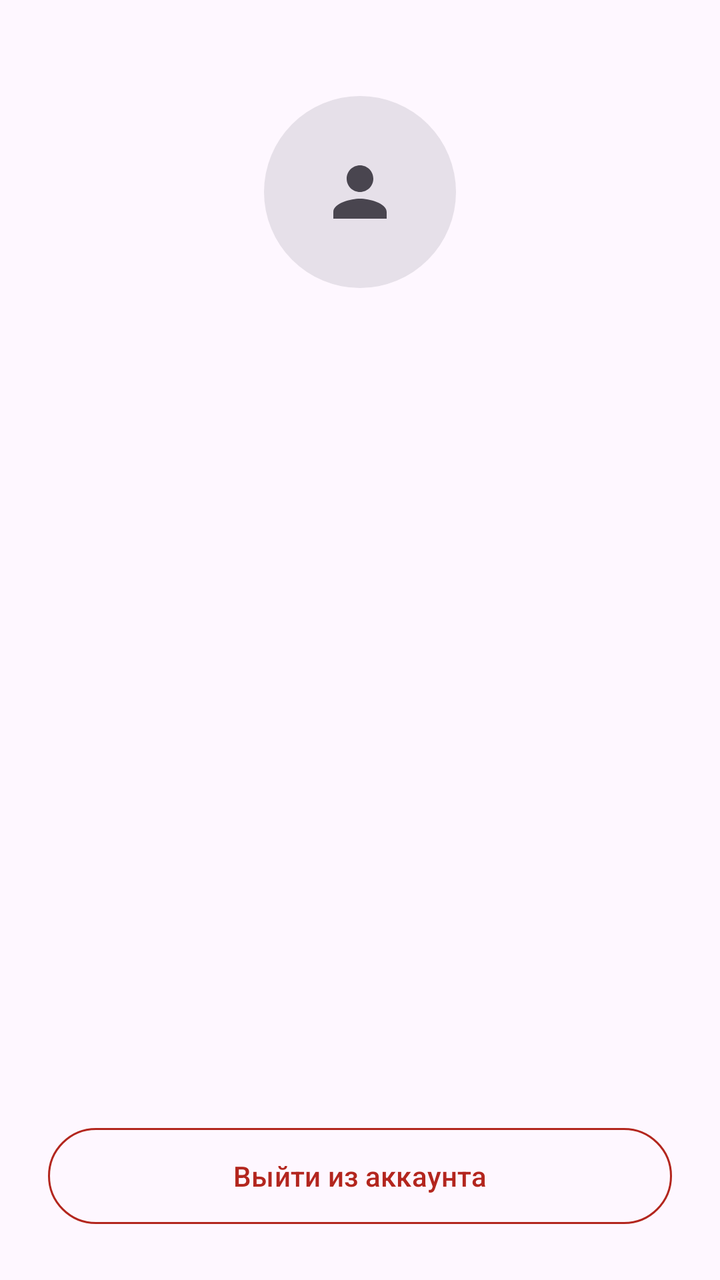
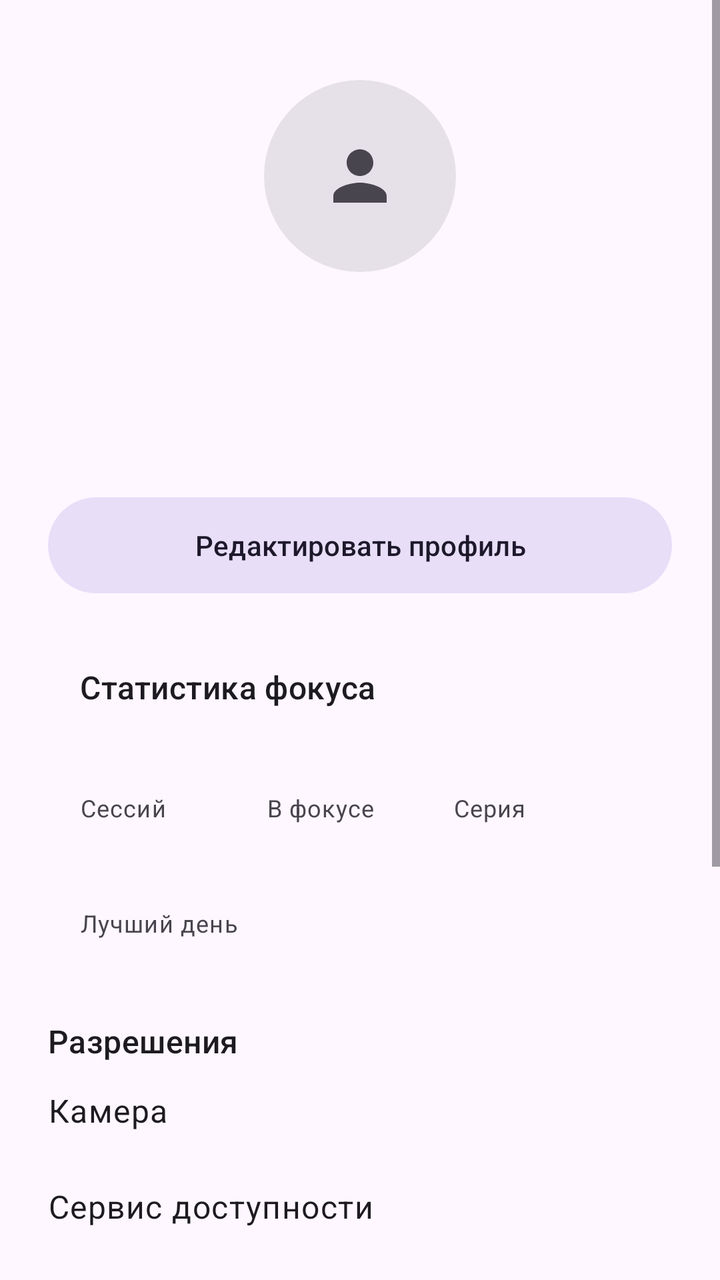

Screens rendered from an Android XML layout before and after an edit, with the pre-edit source and the edit as a unified diff.
<!-- AndroidManifest.xml: application theme Theme.FocusField -->
<!-- res/layout/fragment_account.xml -->
<?xml version="1.0" encoding="utf-8"?>
<ScrollView xmlns:android="http://schemas.android.com/apk/res/android"
    xmlns:app="http://schemas.android.com/apk/res-auto"
    android:id="@+id/account_root"
    android:layout_width="match_parent"
    android:layout_height="match_parent"
    android:fillViewport="true">

    <LinearLayout
        android:layout_width="match_parent"
        android:layout_height="wrap_content"
        android:orientation="vertical"
        android:padding="24dp">

        
        <FrameLayout
            android:layout_width="96dp"
            android:layout_height="96dp"
            android:layout_gravity="center_horizontal"
            android:layout_marginTop="24dp"
            android:layout_marginBottom="16dp">

            <View
                android:layout_width="match_parent"
                android:layout_height="match_parent"
                android:background="@drawable/bg_avatar_placeholder" />

            <com.google.android.material.imageview.ShapeableImageView
                android:id="@+id/account_avatar"
                android:layout_width="match_parent"
                android:layout_height="match_parent"
                android:contentDescription="@string/profile_avatar_desc"
                android:scaleType="center"
                android:src="@drawable/ic_person"
                app:shapeAppearanceOverlay="@style/ShapeAppearanceOverlay.FocusField.Circle" />
        </FrameLayout>

        <TextView
            android:id="@+id/account_name"
            android:layout_width="match_parent"
            android:layout_height="wrap_content"
            android:gravity="center"
            android:textAppearance="?attr/textAppearanceTitleLarge"
            android:textStyle="bold" />

        <TextView
            android:id="@+id/account_email"
            android:layout_width="match_parent"
            android:layout_height="wrap_content"
            android:layout_marginTop="4dp"
            android:layout_marginBottom="24dp"
            android:gravity="center"
            android:textAppearance="?attr/textAppearanceBodyMedium" />

        
        <View
            android:layout_width="match_parent"
            android:layout_height="0dp"
            android:layout_marginTop="16dp"
            android:layout_weight="1" />

        
        <com.google.android.material.button.MaterialButton
            android:id="@+id/btn_logout"
            style="@style/Widget.Material3.Button.OutlinedButton"
            android:layout_width="match_parent"
            android:layout_height="56dp"
            android:text="@string/account_logout"
            android:textColor="?attr/colorError"
            app:strokeColor="?attr/colorError" />
    </LinearLayout>
</ScrollView>
<!-- resources referenced by this layout -->
<resources>
  <!-- drawable bg_avatar_placeholder (drawable) -->
  <?xml version="1.0" encoding="utf-8"?>
  <shape xmlns:android="http://schemas.android.com/apk/res/android"
      android:shape="oval">
      <solid android:color="?attr/colorSurfaceContainerHighest" />
  </shape>
  <!-- drawable ic_person (drawable) -->
  <?xml version="1.0" encoding="utf-8"?>
  <vector xmlns:android="http://schemas.android.com/apk/res/android"
      android:width="40dp"
      android:height="40dp"
      android:viewportWidth="24"
      android:viewportHeight="24">
      <path
          android:fillColor="?attr/colorOnSurfaceVariant"
          android:pathData="M12,12c2.21,0,4,-1.79,4,-4s-1.79,-4,-4,-4,-4,1.79,-4,4,1.79,4,4,4zM12,14c-2.67,0,-8,1.34,-8,4v2h16v-2c0,-2.66,-5.33,-4,-8,-4z" />
  </vector>
  <string name="account_logout">Выйти из аккаунта</string>
  <string name="profile_avatar_desc">Фото профиля. Нажмите, чтобы выбрать изображение</string>
  <style name="ShapeAppearanceOverlay.FocusField.Circle" parent="">
          <item name="cornerFamily">rounded</item>
          <item name="cornerSize">50%</item>
      </style>
  <style name="Theme.FocusField" parent="Base.Theme.FocusField" />
  <style name="Base.Theme.FocusField" parent="Theme.Material3.DayNight.NoActionBar">
          
      </style>
</resources>

<!-- the commit's change to res/layout/fragment_account.xml (unified diff, before → after) -->
@@ -17,7 +17,7 @@
             android:layout_width="96dp"
             android:layout_height="96dp"
             android:layout_gravity="center_horizontal"
-            android:layout_marginTop="24dp"
+            android:layout_marginTop="16dp"
             android:layout_marginBottom="16dp">
 
             <View
@@ -48,9 +48,253 @@
             android:layout_width="match_parent"
             android:layout_height="wrap_content"
             android:layout_marginTop="4dp"
-            android:layout_marginBottom="24dp"
             android:gravity="center"
             android:textAppearance="?attr/textAppearanceBodyMedium" />
+
+        
+        <TextView
+            android:id="@+id/account_status"
+            android:layout_width="wrap_content"
+            android:layout_height="wrap_content"
+            android:layout_gravity="center_horizontal"
+            android:layout_marginTop="8dp"
+            android:layout_marginBottom="16dp"
+            android:textAppearance="?attr/textAppearanceBodySmall" />
+
+        
+        <com.google.android.material.button.MaterialButton
+            android:id="@+id/btn_edit_profile"
+            style="@style/Widget.Material3.Button.TonalButton"
+            android:layout_width="match_parent"
+            android:layout_height="56dp"
+            android:text="@string/account_edit_profile" />
+
+        
+        <com.google.android.material.card.MaterialCardView
+            android:id="@+id/account_stats_card"
+            android:layout_width="match_parent"
+            android:layout_height="wrap_content"
+            android:layout_marginTop="16dp"
+            app:cardCornerRadius="16dp"
+            app:strokeWidth="0dp">
+
+            <LinearLayout
+                android:layout_width="match_parent"
+                android:layout_height="wrap_content"
+                android:orientation="vertical"
+                android:padding="16dp">
+
+                <TextView
+                    android:layout_width="wrap_content"
+                    android:layout_height="wrap_content"
+                    android:text="@string/account_stats_title"
+                    android:textAppearance="?attr/textAppearanceTitleMedium" />
+
+                <LinearLayout
+                    android:layout_width="match_parent"
+                    android:layout_height="wrap_content"
+                    android:layout_marginTop="12dp"
+                    android:orientation="horizontal">
+
+                    <LinearLayout
+                        android:layout_width="0dp"
+                        android:layout_height="wrap_content"
+                        android:layout_weight="1"
+                        android:orientation="vertical">
+
+                        <TextView
+                            android:id="@+id/account_stat_sessions"
+                            android:layout_width="wrap_content"
+                            android:layout_height="wrap_content"
+                            android:textAppearance="?attr/textAppearanceTitleLarge"
+                            android:textStyle="bold" />
+
+                        <TextView
+                            android:layout_width="wrap_content"
+                            android:layout_height="wrap_content"
+                            android:text="@string/account_stat_sessions"
+                            android:textAppearance="?attr/textAppearanceBodySmall" />
+                    </LinearLayout>
+
+                    <LinearLayout
+                        android:layout_width="0dp"
+                        android:layout_height="wrap_content"
+                        android:layout_weight="1"
+                        android:orientation="vertical">
+
+                        <TextView
+                            android:id="@+id/account_stat_focus"
+                            android:layout_width="wrap_content"
+                            android:layout_height="wrap_content"
+                            android:textAppearance="?attr/textAppearanceTitleLarge"
+                            android:textStyle="bold" />
+
+                        <TextView
+                            android:layout_width="wrap_content"
+                            android:layout_height="wrap_content"
+                            android:text="@string/account_stat_focus"
+                            android:textAppearance="?attr/textAppearanceBodySmall" />
+                    </LinearLayout>
+
+                    <LinearLayout
+                        android:layout_width="0dp"
+                        android:layout_height="wrap_content"
+                        android:layout_weight="1"
+                        android:orientation="vertical">
+
+                        <TextView
+                            android:id="@+id/account_stat_streak"
+                            android:layout_width="wrap_content"
+                            android:layout_height="wrap_content"
+                            android:textAppearance="?attr/textAppearanceTitleLarge"
+                            android:textStyle="bold" />
+
+                        <TextView
+                            android:layout_width="wrap_content"
+                            android:layout_height="wrap_content"
+                            android:text="@string/account_stat_streak"
+                            android:textAppearance="?attr/textAppearanceBodySmall" />
+                    </LinearLayout>
+                </LinearLayout>
+
+                <LinearLayout
+                    android:layout_width="match_parent"
+                    android:layout_height="wrap_content"
+                    android:layout_marginTop="12dp"
+                    android:orientation="horizontal">
+
+                    <LinearLayout
+                        android:layout_width="0dp"
+                        android:layout_height="wrap_content"
+                        android:layout_weight="1"
+                        android:orientation="vertical">
+
+                        <TextView
+                            android:id="@+id/account_stat_best_day"
+                            android:layout_width="wrap_content"
+                            android:layout_height="wrap_content"
+                            android:textAppearance="?attr/textAppearanceTitleLarge"
+                            android:textStyle="bold" />
+
+                        <TextView
+                            android:layout_width="wrap_content"
+                            android:layout_height="wrap_content"
+                            android:text="@string/account_stat_best_day"
+                            android:textAppearance="?attr/textAppearanceBodySmall" />
+                    </LinearLayout>
+                </LinearLayout>
+            </LinearLayout>
+        </com.google.android.material.card.MaterialCardView>
+
+        
+        <TextView
+            android:layout_width="wrap_content"
+            android:layout_height="wrap_content"
+            android:layout_marginTop="24dp"
+            android:text="@string/account_permissions_title"
+            android:textAppearance="?attr/textAppearanceTitleMedium" />
+
+        <LinearLayout
+            android:id="@+id/row_perm_camera"
+            android:layout_width="match_parent"
+            android:layout_height="wrap_content"
+            android:background="?attr/selectableItemBackground"
+            android:gravity="center_vertical"
+            android:minHeight="48dp"
+            android:orientation="horizontal"
+            android:paddingTop="8dp"
+            android:paddingBottom="8dp">
+
+            <TextView
+                android:layout_width="0dp"
+                android:layout_height="wrap_content"
+                android:layout_weight="1"
+                android:text="@string/account_perm_camera"
+                android:textAppearance="?attr/textAppearanceBodyLarge" />
+
+            <TextView
+                android:id="@+id/account_perm_camera_status"
+                android:layout_width="wrap_content"
+                android:layout_height="wrap_content"
+                android:textAppearance="?attr/textAppearanceBodyMedium" />
+        </LinearLayout>
+
+        <LinearLayout
+            android:id="@+id/row_perm_accessibility"
+            android:layout_width="match_parent"
+            android:layout_height="wrap_content"
+            android:background="?attr/selectableItemBackground"
+            android:gravity="center_vertical"
+            android:minHeight="48dp"
+            android:orientation="horizontal"
+            android:paddingTop="8dp"
+            android:paddingBottom="8dp">
+
+            <TextView
+                android:layout_width="0dp"
+                android:layout_height="wrap_content"
+                android:layout_weight="1"
+                android:text="@string/account_perm_accessibility"
+                android:textAppearance="?attr/textAppearanceBodyLarge" />
+
+            <TextView
+                android:id="@+id/account_perm_accessibility_status"
+                android:layout_width="wrap_content"
+                android:layout_height="wrap_content"
+                android:textAppearance="?attr/textAppearanceBodyMedium" />
+        </LinearLayout>
+
+        <LinearLayout
+            android:id="@+id/row_perm_overlay"
+            android:layout_width="match_parent"
+            android:layout_height="wrap_content"
+            android:background="?attr/selectableItemBackground"
+            android:gravity="center_vertical"
+            android:minHeight="48dp"
+            android:orientation="horizontal"
+            android:paddingTop="8dp"
+            android:paddingBottom="8dp">
+
+            <TextView
+                android:layout_width="0dp"
+                android:layout_height="wrap_content"
+                android:layout_weight="1"
+                android:text="@string/account_perm_overlay"
+                android:textAppearance="?attr/textAppearanceBodyLarge" />
+
+            <TextView
+                android:id="@+id/account_perm_overlay_status"
+                android:layout_width="wrap_content"
+                android:layout_height="wrap_content"
+                android:textAppearance="?attr/textAppearanceBodyMedium" />
+        </LinearLayout>
+
+        
+        <TextView
+            android:layout_width="wrap_content"
+            android:layout_height="wrap_content"
+            android:layout_marginTop="24dp"
+            android:text="@string/account_security_title"
+            android:textAppearance="?attr/textAppearanceTitleMedium" />
+
+        <com.google.android.material.button.MaterialButton
+            android:id="@+id/btn_change_password"
+            style="@style/Widget.Material3.Button.OutlinedButton"
+            android:layout_width="match_parent"
+            android:layout_height="56dp"
+            android:layout_marginTop="8dp"
+            android:text="@string/account_change_password" />
+
+        
+        <com.google.android.material.button.MaterialButton
+            android:id="@+id/btn_delete_account"
+            style="@style/Widget.Material3.Button.OutlinedButton"
+            android:layout_width="match_parent"
+            android:layout_height="56dp"
+            android:layout_marginTop="8dp"
+            android:text="@string/account_delete"
+            android:textColor="?attr/colorError"
+            app:strokeColor="?attr/colorError" />
 
         
         <View
<!-- resource entries referenced after the edit -->
@@ -17,7 +17,20 @@
           android:fillColor="?attr/colorOnSurfaceVariant"
           android:pathData="M12,12c2.21,0,4,-1.79,4,-4s-1.79,-4,-4,-4,-4,1.79,-4,4,1.79,4,4,4zM12,14c-2.67,0,-8,1.34,-8,4v2h16v-2c0,-2.66,-5.33,-4,-8,-4z" />
   </vector>
+  <string name="account_change_password">Сменить пароль</string>
+  <string name="account_delete">Удалить аккаунт</string>
+  <string name="account_edit_profile">Редактировать профиль</string>
   <string name="account_logout">Выйти из аккаунта</string>
+  <string name="account_perm_accessibility">Сервис доступности</string>
+  <string name="account_perm_camera">Камера</string>
+  <string name="account_perm_overlay">Оверлей поверх окон</string>
+  <string name="account_permissions_title">Разрешения</string>
+  <string name="account_security_title">Безопасность</string>
+  <string name="account_stat_best_day">Лучший день</string>
+  <string name="account_stat_focus">В фокусе</string>
+  <string name="account_stat_sessions">Сессий</string>
+  <string name="account_stat_streak">Серия</string>
+  <string name="account_stats_title">Статистика фокуса</string>
   <string name="profile_avatar_desc">Фото профиля. Нажмите, чтобы выбрать изображение</string>
   <style name="ShapeAppearanceOverlay.FocusField.Circle" parent="">
           <item name="cornerFamily">rounded</item>
